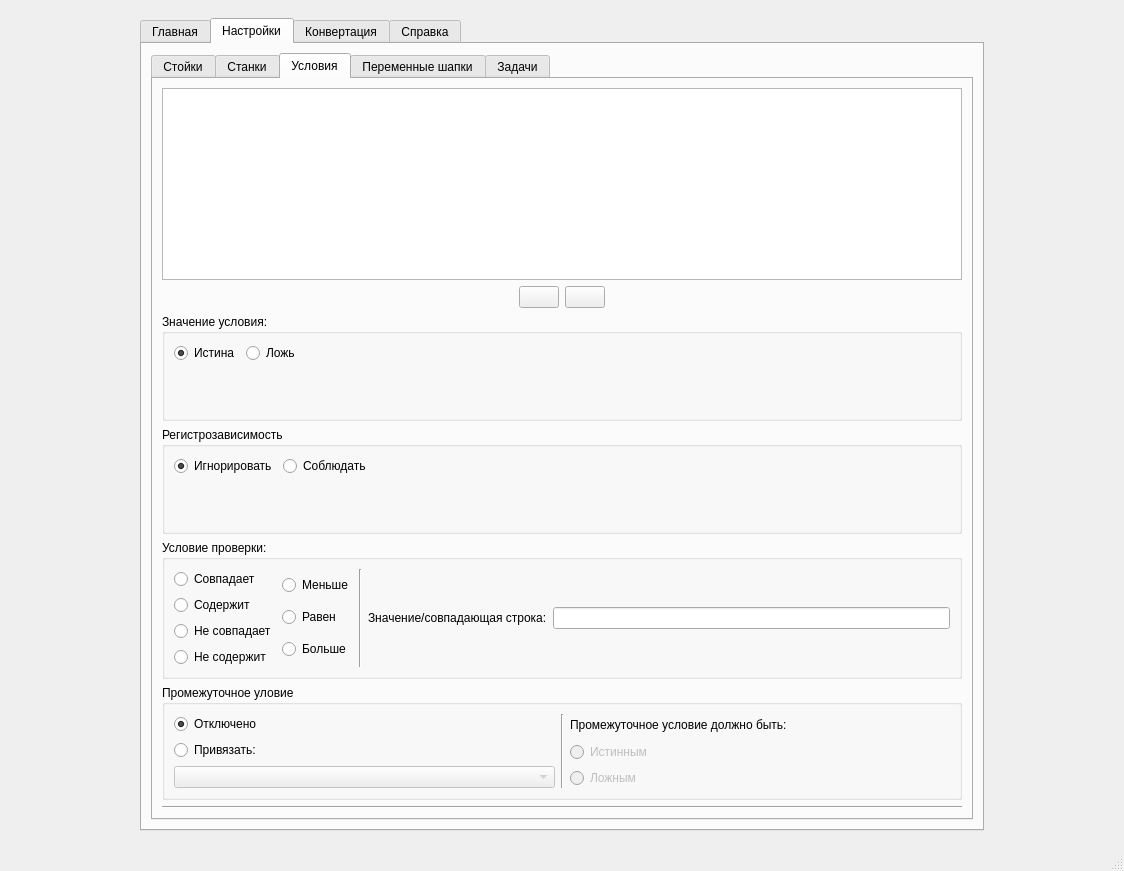
filthps/CNC-File-Parser, file docs/pyside2-designer/ui.ui: the form before one commit.
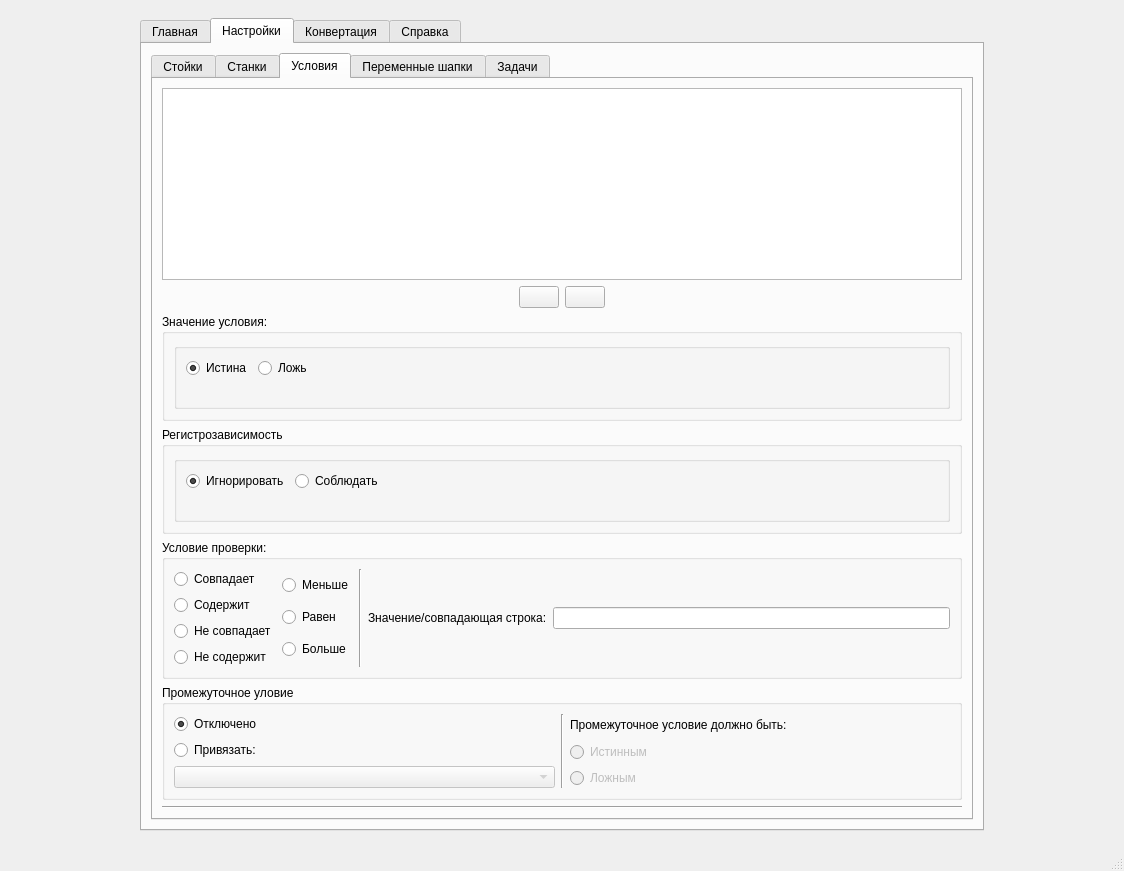
The form after the commit. Icons and pictures are not drawn.

Diff of the .ui file:
```diff
--- a/docs/pyside2-designer/ui.ui
+++ b/docs/pyside2-designer/ui.ui
@@ -761,6 +761,7 @@
                     </property>
                     <layout class="QVBoxLayout" name="verticalLayout_50">
                      <item>
+                      <widget class="QGroupBox" name="boolvalbox">
                       <layout class="QFormLayout" name="formLayout">
                        <item row="0" column="0">
                         <widget class="QRadioButton" name="radioButton_45">
@@ -783,6 +784,7 @@
                         </widget>
                        </item>
                       </layout>
+                      </widget>
                      </item>
                     </layout>
                    </widget>
@@ -800,6 +802,7 @@
                     </property>
                     <layout class="QVBoxLayout" name="verticalLayout_49">
                      <item>
+                      <widget class="QGroupBox" name="regsensitivebox">
                       <layout class="QFormLayout" name="formLayout_2">
                        <item row="0" column="0">
                         <widget class="QRadioButton" name="radioButton_28">
@@ -819,6 +822,7 @@
                         </widget>
                        </item>
                       </layout>
+                      </widget>
                      </item>
                     </layout>
                    </widget>
```
Lines whose indentation alone changed are shown as unchanged.
